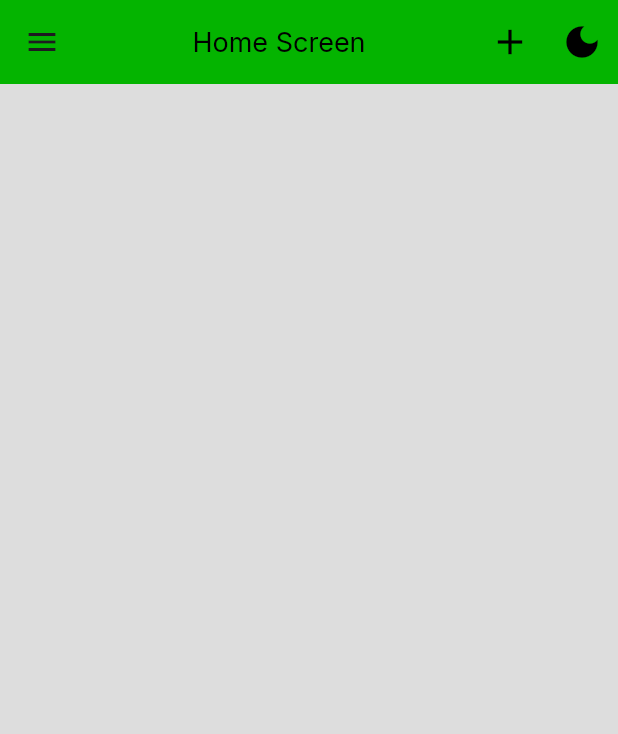
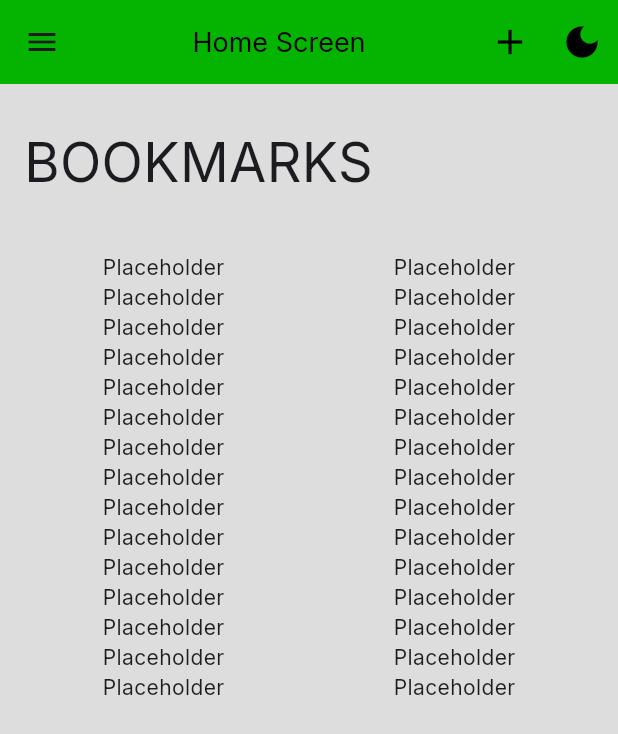
Before and after one commit to RafihYahya/RECIPE_APP_FLUTTER, a Flutter app: the screen it shows after launch, on a phone screen of 412 x 824 dp. Shown: the top 734 px of the screen. Run offline on Flutter 3.47's test engine with Material 2 defaults, Android fonts, the phone set to English and light mode, and no system bars; our stand-ins replace google_fonts.

Commit message:
smoll_commit

```diff
--- /dev/null
+++ b/lib/components/bookmark_card.dart
@@ -0,0 +1,10 @@
+import 'package:flutter/material.dart';
+
+class BKCard extends StatelessWidget {
+  const BKCard({Key? key}) : super(key: key);
+
+  @override
+  Widget build(BuildContext context) {
+    return Container();
+  }
+}
--- a/lib/pages/bookmark_page.dart
+++ b/lib/pages/bookmark_page.dart
@@ -49,9 +49,29 @@ class _BookMarkPageState extends State<BookMarkPage> {
           ],
         ),
         drawer: Drawer(),
-      body: Container(
-        child: null,
+        body: Padding(
+          padding: const EdgeInsets.all(12.0),
+          child: Column(
+            crossAxisAlignment: CrossAxisAlignment.start,
+            children: [
+              Container(
+                  padding:
+                      EdgeInsets.symmetric(vertical: 14.0, horizontal: 4.0),
+                  height: 100,
+                  child: Text('BOOKMARKS', style: TextStyle(fontSize: 36.0))),
+              Expanded(
+                child: ListView.builder(
+                    itemCount: 15,
+                    itemBuilder: (context, index) => Row(
+                          mainAxisAlignment: MainAxisAlignment.spaceBetween,
+                          children: [
+                            Expanded(child: Center(child: Text('Placeholder'))),
+                            Expanded(child: Center(child: Text('Placeholder')))
+                          ],
+                        )),
               ),
-    );
+            ],
+          ),
+        ));
   }
 }
```
Lines whose indentation alone changed are shown as unchanged.
